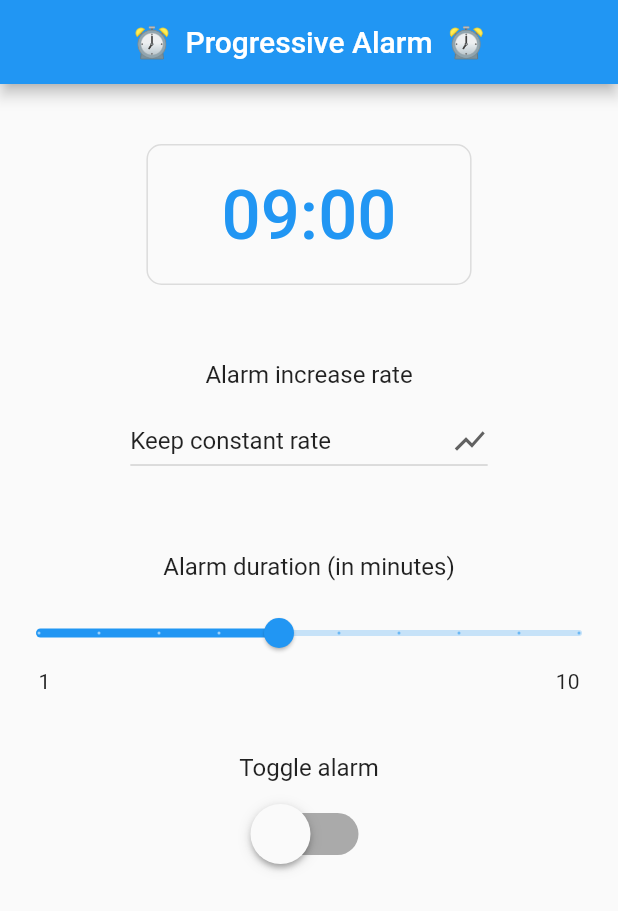
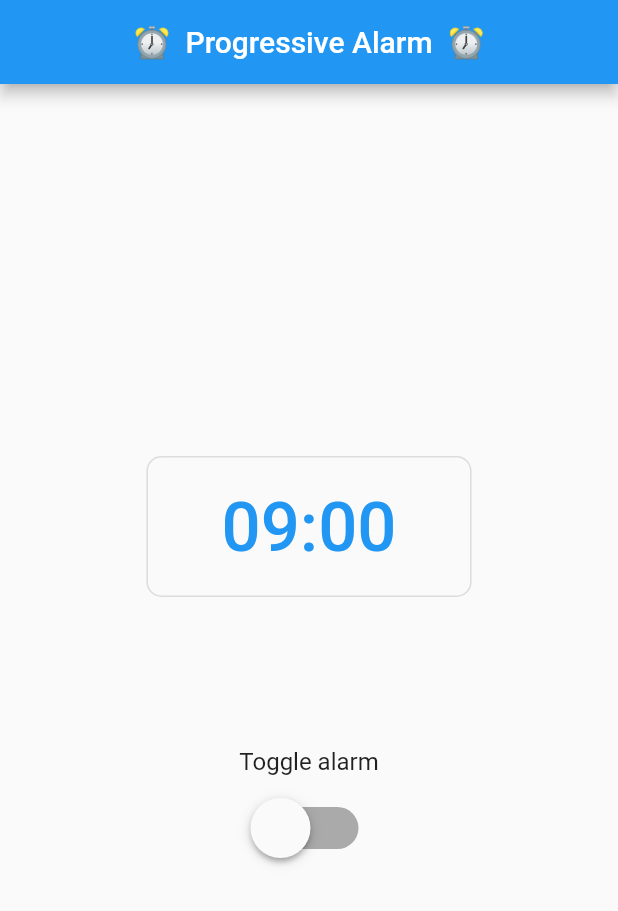
Before and after one commit to mpatajac/flutter-progressive-alarm, a Flutter app: the screen it shows after launch, on a phone screen of 412 x 824 dp. Shown: the top 911 px of the screen. Run offline on Flutter 3.47's test engine with Material 2 defaults, Android fonts, the phone set to English and light mode, and no system bars; our stand-ins replace assets_audio_player; missing offline and left inert: android_alarm_manager.

Commit message:
MVP (- alarm ending on toggle)

```diff
--- a/lib/main.dart
+++ b/lib/main.dart
@@ -1,11 +1,8 @@
 import 'dart:io';
-import 'dart:math';
 
 import 'package:flutter/material.dart';
 import 'package:android_alarm_manager/android_alarm_manager.dart';
 import 'package:assets_audio_player/assets_audio_player.dart';
-
-enum VolumeIncreaseRate { Speeding, Constant, Slowing }
 
 void main() async {
   WidgetsFlutterBinding.ensureInitialized();
@@ -36,8 +33,6 @@ class _AlarmSetupState extends State<AlarmSetup> {
   int _alarmID;
   TimeOfDay _time;
   DateTime _alarmTime;
-  static int _alarmDuration;
-  static VolumeIncreaseRate _volumeIncreaseRate;
   static AssetsAudioPlayer _audioPlayer = AssetsAudioPlayer();
 
   @override
@@ -46,8 +41,6 @@ class _AlarmSetupState extends State<AlarmSetup> {
     _alarmSet = false;
     _alarmID = 0;
     _time = TimeOfDay(hour: 9, minute: 0);
-    _alarmDuration = 5;
-    _volumeIncreaseRate = VolumeIncreaseRate.Constant;
     _updateAlarmTime(); // initialize _alarmTime
 
     initAsync();
@@ -66,9 +59,8 @@ class _AlarmSetupState extends State<AlarmSetup> {
       body: Builder(builder: (BuildContext context) {
         return Center(
           child: Column(
-            mainAxisAlignment: MainAxisAlignment.start,
+            mainAxisAlignment: MainAxisAlignment.center,
             children: <Widget>[
-              SizedBox(height: 40),
               OutlineButton(
                   shape: RoundedRectangleBorder(
                       borderRadius: BorderRadius.circular(10)),
@@ -90,58 +82,7 @@ class _AlarmSetupState extends State<AlarmSetup> {
                       _updateAlarmTime();
                     }
                   }),
-              SizedBox(height: 50),
-              Container(
-                child: Text(
-                  'Alarm increase rate',
-                  style: TextStyle(fontSize: 16),
-                ),
-                height: 30,
-              ),
-              DropdownButton(
-                value: _volumeIncreaseRate,
-                items: [
-                  DropdownMenuItem(
-                    child: Text("Start slow, gradualy speed up"),
-                    value: VolumeIncreaseRate.Speeding,
-                  ),
-                  DropdownMenuItem(
-                    child: Text("Keep constant rate"),
-                    value: VolumeIncreaseRate.Constant,
-                  ),
-                  DropdownMenuItem(
-                    child: Text("Start fast, gradualy slow down"),
-                    value: VolumeIncreaseRate.Slowing,
-                  ),
-                ],
-                onChanged: (VolumeIncreaseRate vir) =>
-                    _updateVolumeIncreaseRate(vir),
-                icon: Icon(Icons.show_chart),
-              ),
-              SizedBox(height: 50),
-              Container(
-                child: Text(
-                  'Alarm duration (in minutes)',
-                  style: TextStyle(fontSize: 16),
-                ),
-                height: 30,
-              ),
-              Slider(
-                min: 1,
-                max: 10,
-                divisions: 9,
-                value: _alarmDuration.toDouble(),
-                onChanged: (value) => _updateAlarmDuration(value.toInt()),
-                label: _alarmDuration.toString(),
-              ),
-              Wrap(
-                children: [
-                  Text("1"),
-                  Text("10"),
-                ],
-                spacing: MediaQuery.of(context).size.width - 75,
-              ),
-              SizedBox(height: 40),
+              SizedBox(height: 100),
               Container(
                 child: Text(
                   'Toggle alarm',
@@ -214,13 +155,16 @@ class _AlarmSetupState extends State<AlarmSetup> {
     } else {
       if (_didAlarmStart()) {
         /// Reset volume and stop the player/app
-        await _AlarmSetupState._audioPlayer.stop();
-        await _AlarmSetupState._audioPlayer.dispose();
-
-        // TODO: replace delay with manual snackbar exit?
-        Future.delayed(Duration(seconds: 5), () {
-          exit(1);
-        });
+        try {
+          await _AlarmSetupState._audioPlayer.setVolume(0.0);
+          await _AlarmSetupState._audioPlayer.dispose();
+          await _AlarmSetupState._audioPlayer.stop();
+        } catch (e) {
+          // TODO: replace delay with manual snackbar exit?
+          Future.delayed(Duration(seconds: 5), () {
+            exit(1);
+          });
+        }
       } else {
         await AndroidAlarmManager.cancel(_alarmID);
       }
@@ -260,55 +204,19 @@ class _AlarmSetupState extends State<AlarmSetup> {
     });
   }
 
-  void _updateAlarmDuration(int duration) {
-    print(duration);
-
-    setState(() {
-      _alarmDuration = duration;
-      _alarmSet = false;
-    });
-  }
-
-  void _updateVolumeIncreaseRate(VolumeIncreaseRate volumeIncreaseRate) {
-    print(volumeIncreaseRate);
-
-    setState(() {
-      _volumeIncreaseRate = volumeIncreaseRate;
-      _alarmSet = false;
-    });
-  }
-
   static void _updateVolume() async {
-    // TODO: why is _alarmDuration == null ???
-    final int steps = _alarmDuration * 12;
-    final double timeDelta = 0.1 / _alarmDuration;
-
-    double currentTime = 0.0;
     double volume = 0.0;
 
-    for (int i = 0; i < steps; ++i) {
+    while (volume < 1.0) {
       await Future.delayed(const Duration(seconds: 5), () async {
-        volume = _determineVolume(currentTime);
+        // TODO: setup change rate to personal preference
+        volume += 0.1;
         await _AlarmSetupState._audioPlayer.setVolume(volume);
-        currentTime += timeDelta;
         print("Increasing volume to: $volume");
       });
     }
 
     print("Maximum volume reached!");
-  }
-
-  double _determineVolume(double x) {
-    switch (_volumeIncreaseRate) {
-      case VolumeIncreaseRate.Constant:
-        return x;
-      case VolumeIncreaseRate.Speeding:
-        return pow(x, (10 / 6));
-      case VolumeIncreaseRate.Slowing:
-        return pow(x, (6 / 10));
-      default:
-        return x;
-    }
   }
 
   static void _alarm() async {
```
